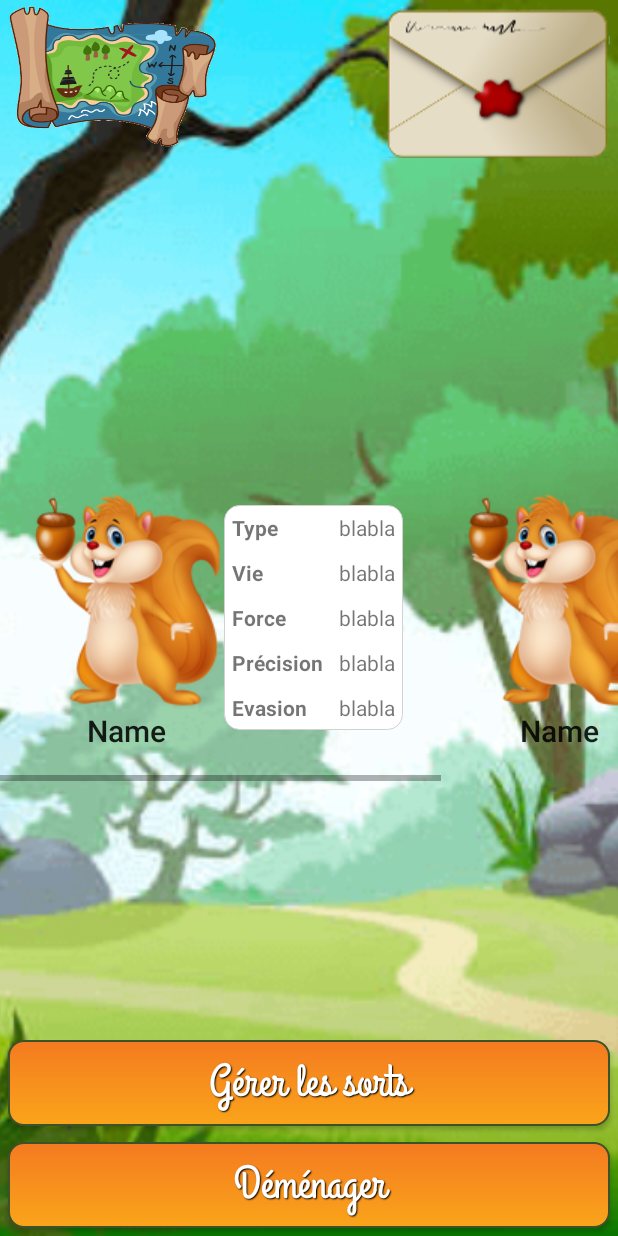
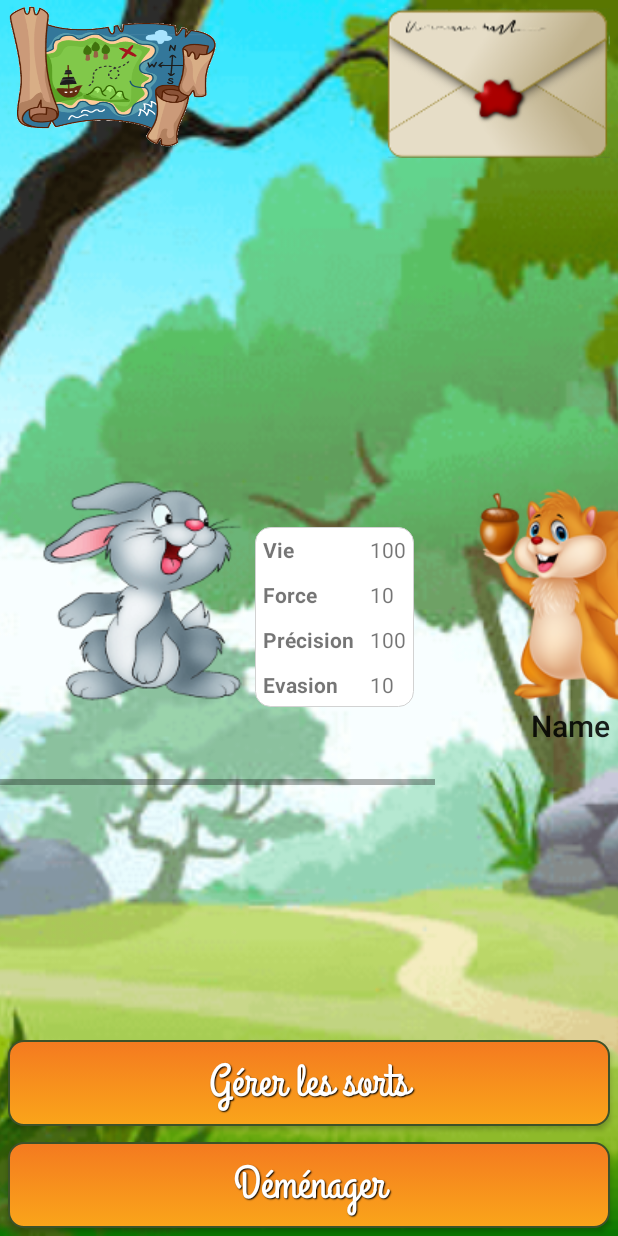
Before and after one commit to AmelieA/fluffy-adventure, an Android app: the MapComponent screen opened directly, with no data from a screen before it, after a tap on "Terrier", on a phone screen of 412 x 824 dp. Run offline under Robolectric (Android 15) with nearby library versions, the light colour scheme and no system bars.

Commit message:
Terminaison des fragments, tout est nickel maintenant + création de l'animal +Liaison des pages de nom, status et solocombat à l'animal créé + modifs layout + renommage de animal en animal1

```diff
--- a/app/src/main/java/com/fluffyadventure/controller/Controller.java
+++ b/app/src/main/java/com/fluffyadventure/controller/Controller.java
@@ -1,7 +1,5 @@
 package com.fluffyadventure.controller;
 
-
-import android.os.AsyncTask;
 
 import android.util.Log;
 
@@ -19,7 +17,7 @@ import java.util.ArrayList;
  */
 public class Controller {
 
-    private static Animal animal;
+    private static Animal animal1;
     private static Server server = new Server();
     private static User user;
     private static ArrayList<AbstractSpawn> objectives;
@@ -58,17 +56,21 @@ public class Controller {
         objectives.add(dungeon1);
         Log.i("FA", dungeon1.toString());
 
-        AbstractSpawn treasure1 = new Treasure(5,0,0,0,45.784153, 4.856175,"Mon préééécieeeuux ...","Trésor enfoui",0);
+        AbstractSpawn treasure1 = new Treasure(5,0,0,0,45.773716, 4.856081,"Mon préééécieeeuux ...","Trésor enfoui",0);
         objectives.add(treasure1);
         Log.i("FA", treasure1.toString());
 
     }
     public static void setupBob() {
-        animal = new Animal("Bob","rabbit1","Rabbit");
+        animal1 = new Animal("Bob","rabbit1","Rabbit");
     }
 
-    public static Animal getAnimal() {
-        return animal;
+    public static void createAnimal1(String name, String imagePath, String type) {
+        animal1 = new Animal(name,imagePath,type);
+    }
+
+    public static Animal getAnimal1() {
+        return animal1;
     }
 
     public static ArrayList<AbstractSpawn> getObjectives() {
--- a/app/src/main/java/com/fluffyadventure/view/BunnyChoice.java
+++ b/app/src/main/java/com/fluffyadventure/view/BunnyChoice.java
@@ -47,10 +47,11 @@ public class BunnyChoice extends Fragment {
             public void onClick(View v) {
                 radioGroup = (RadioGroup) rootView.findViewById(R.id.radio_group);
                 selectedButton = (RadioButton) rootView.findViewById(radioGroup.getCheckedRadioButtonId());
-                int idx = radioGroup.indexOfChild(selectedButton) + 1;
-                Controller.getAnimal().setImagePath("bunny" + idx);
+                int idx = radioGroup.indexOfChild(selectedButton);
+                Controller.createAnimal1("", "bunny" + idx, "Rabbit");
                 Intent intent = new Intent(getActivity(), AnimalName.class);
                 startActivity(intent);
+                getActivity().finish();
             }
         });
 
--- a/app/src/main/java/com/fluffyadventure/view/MapComponent.java
+++ b/app/src/main/java/com/fluffyadventure/view/MapComponent.java
@@ -1,6 +1,5 @@
 package com.fluffyadventure.view;
 
-import android.app.Activity;
 import android.app.AlertDialog;
 import android.content.Intent;
 import android.content.res.Resources;
@@ -10,7 +9,6 @@ import android.graphics.Canvas;
 import android.graphics.ColorMatrix;
 import android.graphics.ColorMatrixColorFilter;
 import android.graphics.Paint;
-import android.graphics.Typeface;
 import android.location.Criteria;
 import android.location.Location;
 import android.location.LocationManager;
@@ -37,7 +35,6 @@ import com.google.android.gms.maps.model.LatLng;
 import com.google.android.gms.maps.model.Marker;
 import com.google.android.gms.maps.model.MarkerOptions;
 
-import java.util.ArrayList;
 import java.util.HashMap;
 import java.util.List;
 import java.util.Map;
@@ -59,7 +56,7 @@ public class MapComponent extends FragmentActivity implements OnMapReadyCallback
         super.onCreate(savedInstanceState);
         setContentView(R.layout.map_activity);
 
-        animal1 = Controller.getAnimal();
+        animal1 = Controller.getAnimal1();
 
         button_go = (Button) findViewById(R.id.map_button_go);
 
@@ -168,7 +165,7 @@ public class MapComponent extends FragmentActivity implements OnMapReadyCallback
     private void addSpawnToMap(GoogleMap map, Resources resources, AbstractSpawn spawn) {
 
         int iconId = resources.getIdentifier(spawn.getIcon(), "drawable", getPackageName());
-        Animal animal = Controller.getAnimal();
+        Animal animal = Controller.getAnimal1();
 
         if (spawn.getStatus(animal).equals(Spawn.Status.DONE) ||
                 spawn.getStatus(animal).equals(Spawn.Status.REQUIREMENT_NOT_MET)) {
--- a/app/src/main/java/com/fluffyadventure/view/SheepChoice.java
+++ b/app/src/main/java/com/fluffyadventure/view/SheepChoice.java
@@ -45,10 +45,11 @@ public class SheepChoice extends Fragment {
             public void onClick(View v) {
                 radioGroup = (RadioGroup) rootView.findViewById(R.id.radio_group);
                 selectedButton = (RadioButton) rootView.findViewById(radioGroup.getCheckedRadioButtonId());
-                int idx = radioGroup.indexOfChild(selectedButton) + 1;
-                Controller.getAnimal().setImagePath("sheep" + idx);
+                int idx = radioGroup.indexOfChild(selectedButton);
+                Controller.createAnimal1("", "sheep" + idx, "Sheep");
                 Intent intent = new Intent(getActivity(), AnimalName.class);
                 startActivity(intent);
+                getActivity().finish();
             }
         });
 
--- a/app/src/main/java/com/fluffyadventure/view/SquirrelChoice.java
+++ b/app/src/main/java/com/fluffyadventure/view/SquirrelChoice.java
@@ -47,10 +47,11 @@ public class SquirrelChoice extends Fragment {
             public void onClick(View v) {
                 radioGroup = (RadioGroup) rootView.findViewById(R.id.radio_group);
                 selectedButton = (RadioButton) rootView.findViewById(radioGroup.getCheckedRadioButtonId());
-                int idx = radioGroup.indexOfChild(selectedButton) + 1;
-                Controller.getAnimal().setImagePath("squirrel" + idx);
+                int idx = radioGroup.indexOfChild(selectedButton);
+                Controller.createAnimal1("", "squirrel" + idx, "Squirrel");
                 Intent intent = new Intent(getActivity(), AnimalName.class);
                 startActivity(intent);
+                getActivity().finish();
             }
         });
 
--- a/app/src/main/java/com/fluffyadventure/view/Status.java
+++ b/app/src/main/java/com/fluffyadventure/view/Status.java
@@ -9,20 +9,53 @@ import android.view.MenuItem;
 import android.view.View;
 import android.widget.Button;
 import android.widget.ImageButton;
+import android.widget.ImageView;
+import android.widget.TextView;
 
-import com.fluffyadventure.view.R;
+import com.fluffyadventure.controller.Controller;
 
 public class Status extends Activity {
 
     ImageButton BtnMap;
     Button btnMngSkills;
     Button btnMoveHQ;
+    ImageView imgPC1;
+    TextView status_name1;
+    TextView status_hlth1;
+    TextView status_str1;
+    TextView status_acc1;
+    TextView status_eva1;
+
 
     @Override
     protected void onCreate(Bundle savedInstanceState) {
         super.onCreate(savedInstanceState);
         setContentView(R.layout.activity_status);
         Typeface font = Typeface.createFromAsset(getAssets(), "GrandHotel-Regular.otf");
+
+        imgPC1 = (ImageView) findViewById(R.id.imgPC1);
+
+        String imagePath = Controller.getAnimal1().getImagePath();
+
+        imgPC1.setImageResource(
+                getResources().getIdentifier(
+                        imagePath, "drawable", getPackageName()));
+
+        status_name1 = (TextView) findViewById(R.id.status_Name1);
+        status_name1.setTypeface(font);
+        status_name1.setText(Controller.getAnimal1().getName());
+
+        status_hlth1 = (TextView) findViewById(R.id.status_hlth1);
+        status_hlth1.setText(String.valueOf(Controller.getAnimal1().getHealth()));
+
+        status_str1 = (TextView) findViewById(R.id.status_str1);
+        status_str1.setText(String.valueOf(Controller.getAnimal1().getStrength()));
+
+        status_acc1 = (TextView) findViewById(R.id.status_acc1);
+        status_acc1.setText(String.valueOf(Controller.getAnimal1().getAccuracy()));
+
+        status_eva1 = (TextView) findViewById(R.id.status_eva1);
+        status_eva1.setText(String.valueOf(Controller.getAnimal1().getEvasiveness()));
 
         btnMngSkills = (Button) findViewById(R.id.BtnMngSkills);
         btnMngSkills.setTypeface(font);
--- a/app/src/main/res/layout/activity_animal_name.xml
+++ b/app/src/main/res/layout/activity_animal_name.xml
@@ -19,12 +19,12 @@
         android:layout_height="wrap_content"
         android:layout_width="wrap_content"
         android:gravity="center_horizontal"
-        android:id="@+id/explication_choix"
+        android:id="@+id/nameChoiceDisclaimer"
         style="@style/information"/>
 
 
     <ImageView
-        android:id="@+id/imageView1"
+        android:id="@+id/animalNameImageView"
         android:layout_width="wrap_content"
         android:layout_height="wrap_content"
         android:layout_centerInParent="true"
--- a/app/src/main/res/layout/activity_main.xml
+++ b/app/src/main/res/layout/activity_main.xml
@@ -132,7 +132,7 @@
         style="@style/btnStyleOrange"
         android:layout_alignBottom="@id/MapBtn"
         android:layout_toLeftOf="@id/MapBtn"
-        android:layout_marginRight="10dp"/>-->
+        android:layout_marginRight="10dp"/>
     <Button
         android:layout_width="wrap_content"
         android:layout_height="wrap_content"
@@ -140,6 +140,6 @@
         android:text="Combat"
         style="@style/btnStyleOrange"
         android:layout_marginBottom="60dp"
-        android:layout_marginRight="10dp"/>
+        android:layout_marginRight="10dp"/>-->
 
 </RelativeLayout>
--- a/app/src/main/res/layout/activity_solo_combat.xml
+++ b/app/src/main/res/layout/activity_solo_combat.xml
@@ -183,7 +183,7 @@
                         android:layout_height="0px"
                         android:layout_weight="4"
                         android:gravity="bottom"
-                        android:src="@drawable/squirrel5"/>
+                        android:src="@drawable/evilbunny"/>
 
                     <ImageView
                         android:layout_width="fill_parent"
--- a/app/src/main/res/layout/activity_status.xml
+++ b/app/src/main/res/layout/activity_status.xml
@@ -70,6 +70,7 @@
                         android:layout_height="wrap_content"
                         android:id="@+id/status_Name1"
                         android:text="Name"
+                        android:textSize="24dp"
                         style="@style/Base.TextAppearance.AppCompat.Title"
                         android:layout_gravity="center_horizontal" />
                 </LinearLayout>
@@ -80,16 +81,6 @@
                     android:gravity="center"
                     android:layout_gravity="center_vertical"
                     android:background="@drawable/edittext_bg">
-                    <TableRow android:gravity="center_horizontal">
-                        <TextView
-                            android:text="@string/text_type"
-                            android:padding="5dp"
-                            android:textStyle="bold" />
-                        <TextView
-                            android:text="blabla"
-                            android:id="@+id/status_type1"
-                            android:padding="5dp"/>
-                    </TableRow>
                     <TableRow android:gravity="center_horizontal">
                         <TextView
                             android:text="@string/text_Health"
@@ -172,16 +163,6 @@
                     android:background="@drawable/edittext_bg">
                     <TableRow android:gravity="center_horizontal">
                         <TextView
-                            android:text="@string/text_type"
-                            android:padding="5dp"
-                            android:textStyle="bold" />
-                        <TextView
-                            android:text="blabla"
-                            android:id="@+id/status_type2"
-                            android:padding="5dp"/>
-                    </TableRow>
-                    <TableRow android:gravity="center_horizontal">
-                        <TextView
                             android:text="@string/text_Health"
                             android:padding="5dp"
                             android:textStyle="bold" />
--- a/app/src/main/res/layout/fragment_bunny_choice.xml
+++ b/app/src/main/res/layout/fragment_bunny_choice.xml
@@ -52,7 +52,7 @@
                 android:layout_width="fill_parent"
                 android:layout_height="match_parent"
                 android:layout_above="@id/buttonOK1"
-                android:fadeScrollbars="true"
+                android:fadeScrollbars="false"
                 android:gravity="center"
                 android:layout_marginBottom="5dp">
                 <RadioGroup
--- a/app/src/main/res/layout/fragment_sheep_choice.xml
+++ b/app/src/main/res/layout/fragment_sheep_choice.xml
@@ -52,7 +52,7 @@
                 android:layout_width="fill_parent"
                 android:layout_height="match_parent"
                 android:layout_above="@id/buttonOK1"
-                android:fadeScrollbars="true"
+                android:fadeScrollbars="false"
                 android:gravity="center"
                 android:layout_marginBottom="5dp">
                 <RadioGroup
--- a/app/src/main/res/layout/fragment_squirrel_choice.xml
+++ b/app/src/main/res/layout/fragment_squirrel_choice.xml
@@ -52,7 +52,7 @@
                 android:layout_width="fill_parent"
                 android:layout_height="match_parent"
                 android:layout_above="@id/buttonOK1"
-                android:fadeScrollbars="true"
+                android:fadeScrollbars="false"
                 android:gravity="center"
                 android:layout_marginBottom="5dp">
                 <RadioGroup
```
Also changed, not shown: app/src/main/java/com/fluffyadventure/view/AnimalName.java (+17 -1 lines), app/src/main/java/com/fluffyadventure/view/LoginActivity.java (+23 -3 lines), app/src/main/java/com/fluffyadventure/view/MainActivity.java (+0 -9 lines), app/src/main/java/com/fluffyadventure/view/SignUpActivity.java (+23 -0 lines), app/src/main/java/com/fluffyadventure/view/SoloCombat.java (+17 -0 lines).
